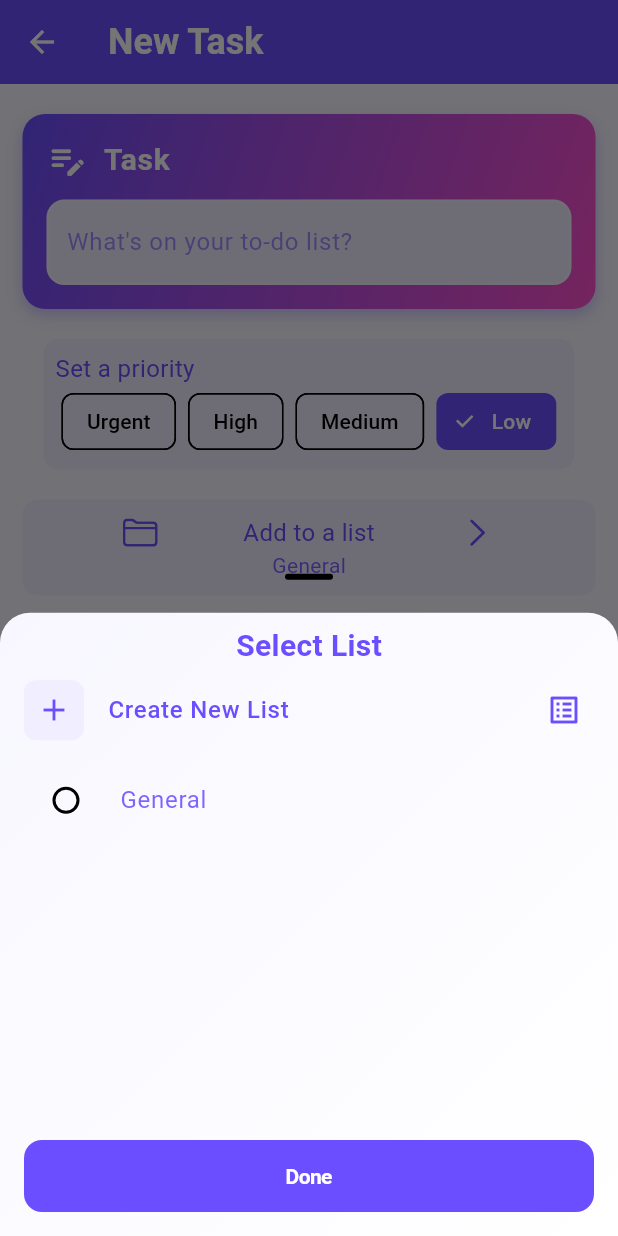
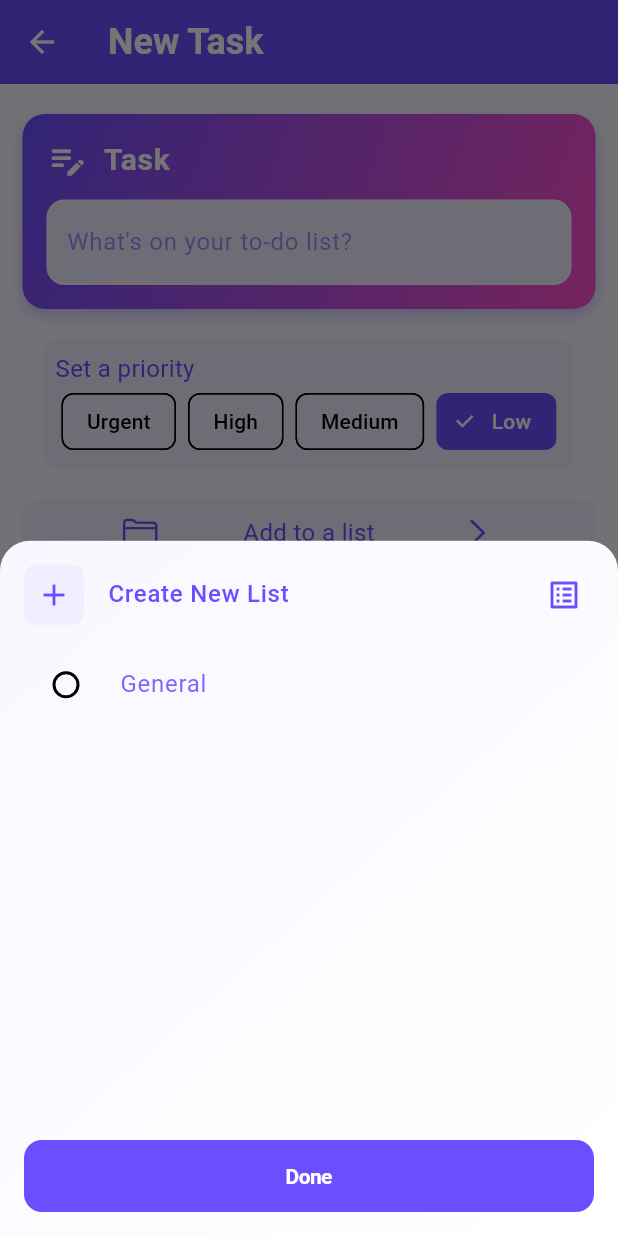
Before and after one commit to HP1324/darrt, a Flutter app: the TaskEditorPage screen opened directly, after a tap on "Add to a list", on a phone screen of 412 x 824 dp. Run offline on Flutter 3.47's test engine with Material 3 defaults, Android fonts, the phone set to English and light mode, and no system bars; drawn by our look-alikes of toastification; our stand-ins replace awesome_notifications, fl_chart, get_storage, google_fonts, iconsax, logger and 2 more; accounts and stored records are empty; Roboto replaces fonts that are missing (Gabarito).

Commit message:
make some improvements in the list selection UI

```diff
--- a/lib/views/pages/task_editor_page.dart
+++ b/lib/views/pages/task_editor_page.dart
@@ -263,7 +263,6 @@ class AddToListButton extends StatelessWidget {
       onTap: () {
         showModalBottomSheet(
           backgroundColor: Colors.transparent,
-          showDragHandle: true,
           useRootNavigator: true,
           context: context,
           builder: (_) {
@@ -282,14 +281,6 @@ class AddToListButton extends StatelessWidget {
               child: Column(
                 children: [
                   const SizedBox(height: 8),
-                  Text(
-                    'Select List',
-                    style: TextStyle(
-                      fontSize: Theme.of(context).textTheme.titleLarge!.fontSize,
-                      fontWeight: FontWeight.bold,
-                      color: AppTheme.primary,
-                    ),
-                  ),
                   ListTile(
                     onTap: () {
                       Navigator.of(context).push(PageTransition(
```
Also changed, not shown: lib/views/pages/navigation/lists_page.dart (+5 -3 lines), lib/views/pages/new_list_page.dart (+4 -11 lines).
